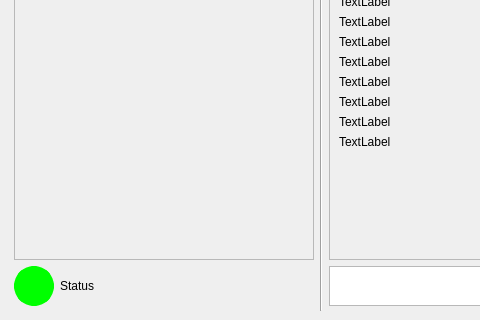
Before: the Qt Designer form ui/ChatMain.ui in rus-ai/MoreliaQtDemo, drawn with Qt 5; both pictures show x 0 to 480 and y 179 to 499 of the 670 by 499 pixel window.
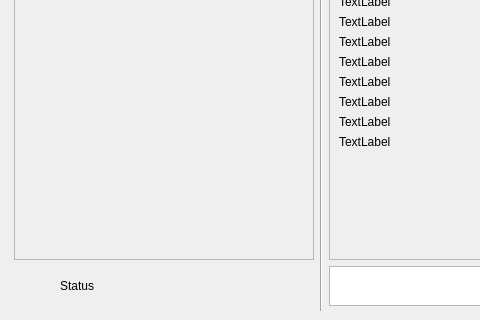
After: the same form once the commit is applied.

Diff of the .ui file:
```diff
--- a/ui/ChatMain.ui
+++ b/ui/ChatMain.ui
@@ -117,15 +117,6 @@
             <height>40</height>
            </size>
           </property>
-          <property name="styleSheet">
-           <string notr="true">border-radius: 20px;
-background-clip: border; 
-background-color: rgb(0,255,0); 
-color: rgb(255, 255, 255); 
-font: 14pt Vazir; 
-border:5px solid; 
-border-color: rgb(0,255,0);</string>
-          </property>
           <property name="text">
            <string/>
           </property>
```
Left out of the diff: 2 changed lines with no effect on the pictures.
